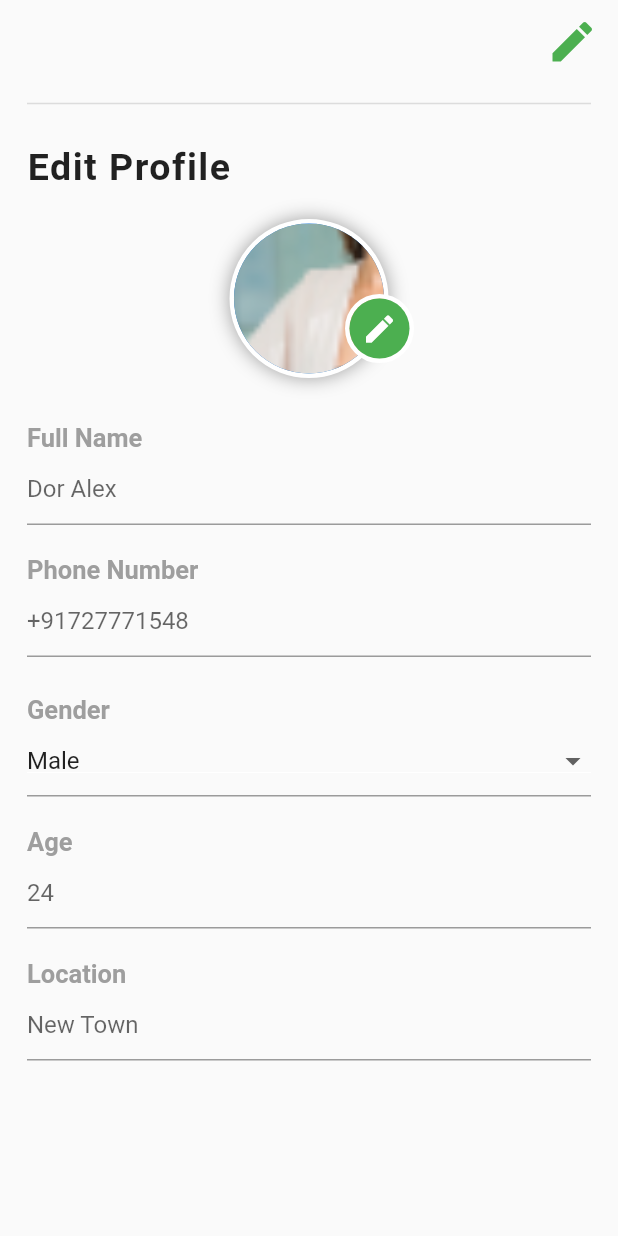
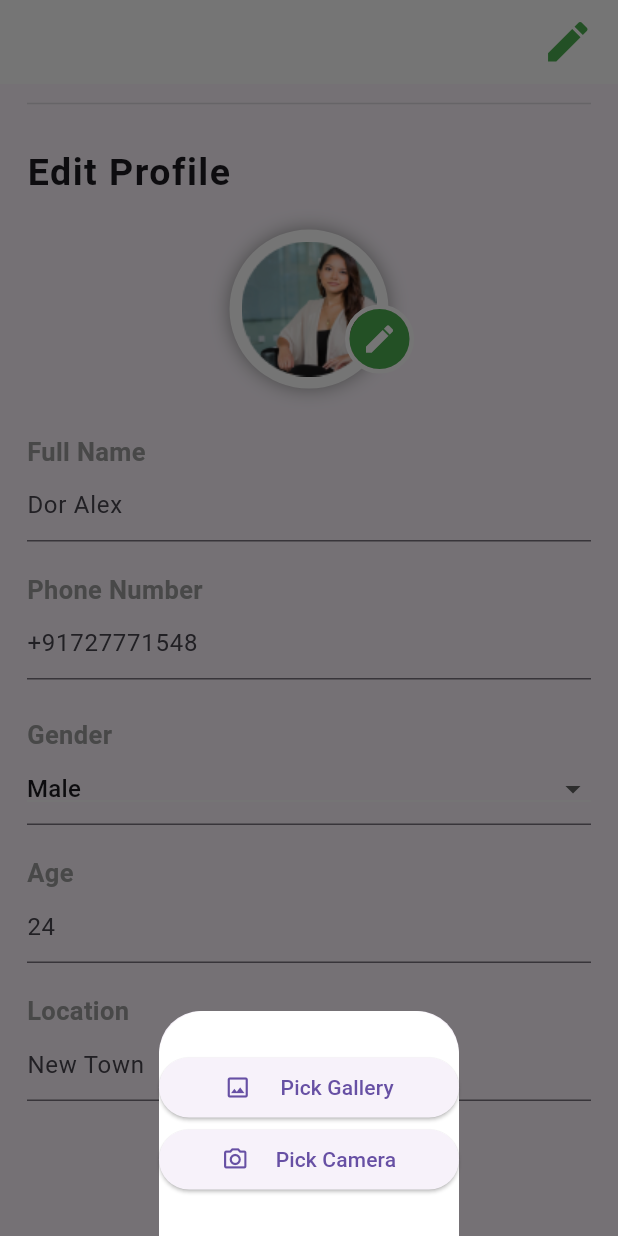
Before and after one commit to vivekforflutter/edit_login, a Flutter app: the screen it shows after launch, after a tap on the "edit" icon, on a phone screen of 412 x 824 dp. Run offline on Flutter 3.47's test engine with Material 2 defaults, Android fonts, the phone set to English and light mode, and no system bars; our stand-ins replace image_picker.

Commit message:
image_picker_done

```diff
--- a/lib/main.dart
+++ b/lib/main.dart
@@ -8,14 +8,13 @@ void main() {
 class MyApp extends StatelessWidget {
   const MyApp({super.key});
 
-  // This widget is the root of your application.
   @override
   Widget build(BuildContext context) {
     return MaterialApp(
       debugShowCheckedModeBanner: false,
       title: 'Flutter Demo',
       theme: ThemeData(
-        // useMaterial3: true,
+        useMaterial3: true,
         primarySwatch: Colors.blue,
       ),
       home: const LoginScreen(),
--- a/lib/screen/login_screen.dart
+++ b/lib/screen/login_screen.dart
@@ -1,6 +1,16 @@
+
+
+// ignore_for_file: constant_identifier_names
+
+
+
+
+import 'dart:io';
 
 import 'package:flutter/material.dart';
-import 'package:flutter_switch/flutter_switch.dart';
+import 'package:flutter/services.dart';
+
+import 'package:image_picker/image_picker.dart';
 enum Gender{
   Male,
   Female
@@ -14,24 +24,32 @@ class LoginScreen extends StatefulWidget {
 }
 
 bool isSwitchOn = true;
-bool isSwitched = true;
+bool isSwitched = false;
+bool isEnabled = false;
 
 class _LoginScreenState extends State<LoginScreen> {
+
+
   final nameController = TextEditingController();
   final phoneController = TextEditingController();
   final gendercontroller = TextEditingController();
   final ageController = TextEditingController();
   final locationController = TextEditingController();
+
+
   Gender gender = Gender.Male;
   bool enableEdit = false;
   bool isShow = true;
   String selectedDate = "";
+  File? uploadImage;
+
   @override
   Widget build(BuildContext context) {
     return Scaffold(
       bottomNavigationBar: enableEdit
           ? Padding(
               padding: const EdgeInsets.all(20),
+
               child: Row(
                 mainAxisAlignment: MainAxisAlignment.spaceAround,
                 children: const [
@@ -50,7 +68,7 @@ class _LoginScreenState extends State<LoginScreen> {
             )
           : null,
       appBar: AppBar(
-        backgroundColor: Colors.transparent,
+        backgroundColor: Colors.white,
         elevation: 0,
         actions: [
           Padding(
@@ -110,10 +128,16 @@ class _LoginScreenState extends State<LoginScreen> {
                                   )
                             ],
                           ),
-                          child: const CircleAvatar(
-                            radius: 50,
-                            backgroundImage:
-                                AssetImage('assets/images/emmanda.png',),
+                          child:  Container(
+                            clipBehavior: Clip.antiAliasWithSaveLayer,
+                            height: 100,
+                            width: 120,
+                            decoration: const BoxDecoration(
+                              shape: BoxShape.circle
+                            ),
+                            child: uploadImage == null
+                                ? Image.asset('assets/images/emmanda.png') // set a placeholder image when no photo is set
+                                : Image.file(uploadImage!,fit: BoxFit.cover,),
                           ),
                         ),
                         Positioned(
@@ -125,7 +149,10 @@ class _LoginScreenState extends State<LoginScreen> {
                                 shape: BoxShape.circle,
                               ),
                               child: InkWell(
-                                onTap: () {},
+                                onTap: () {
+                                  _modalBottomSheetMenu();
+
+                                },
                                 child: const CircleAvatar(
                                   backgroundColor: Colors.green,
                                   child: Icon(
@@ -254,6 +281,77 @@ class _LoginScreenState extends State<LoginScreen> {
       ),
     );
   }
+  void _modalBottomSheetMenu(){
+    showModalBottomSheet(
+        context: context,
+        builder: (builder){
+          return  Container(
+            height: 150.0,
+            color: Colors.transparent, //could change this to Color(0xFF737373),
+            //so you don't have to change MaterialApp canvasColor
+            child:  Container(
+                decoration:  const BoxDecoration(
+                    color: Colors.white,
+                    borderRadius:  BorderRadius.only(
+                        topLeft: Radius.circular(30.0),
+                        topRight: Radius.circular(30.0))),
+              child: Column(
+                mainAxisAlignment: MainAxisAlignment.center,
+                children: [
+                  SizedBox(
+                    width: 200,
+                    child: ElevatedButton(
+                        onPressed: () {
+                          pickImage(source:ImageSource.gallery);
+                          Navigator.pop(context);
+                        },
+                        child: Row(
+                          mainAxisAlignment: MainAxisAlignment.spaceEvenly,
+                          children: const [
+                            Icon(Icons.image_outlined),
+                            Text("Pick Gallery"),
+                          ],
+                        )),
+                  ),
+                  SizedBox(
+                    width: 200,
+                    child: ElevatedButton(
+                        onPressed: () {
+                          pickImage(source: ImageSource.camera);
+                          Navigator.pop(context);
+                        },
+                        child: Row(
+                          mainAxisAlignment: MainAxisAlignment.spaceEvenly,
+                          children: const [
+                            Icon(Icons.camera_alt_outlined),
+                            Text("Pick Camera"),
+                          ],
+                        )),
+                  ),
+                ],
+              ),
+              ),
+          );
+        }
+    );
+  }
+
+
+
+  Future pickImage( {required ImageSource source}) async {
+    try {
+      final image = await ImagePicker().pickImage(source: source);
+      if(image == null) return;
+      setState(() {
+        uploadImage = File(image.path);
+      });
+    } on PlatformException catch(e) {
+      print('Failed to pick image: $e');
+    }
+  }
+
+
+
 
 ///-------------------Function to open calender and calculate age---------------------///
 
@@ -387,6 +485,34 @@ class CustomNotification extends StatefulWidget {
 }
 
 class _CustomNotificationState extends State<CustomNotification> {
+  void toggleSwitch(bool value) {
+    if(isSwitched == false)
+    {
+      setState(() {
+        isSwitched = true;
+      });
+    }
+    else
+    {
+      setState(() {
+        isSwitched = false;
+      });
+    }
+  }
+  void toggleMaterial(bool value) {
+    if(isEnabled == false)
+    {
+      setState(() {
+        isEnabled = true;
+      });
+    }
+    else
+    {
+      setState(() {
+        isEnabled = false;
+      });
+    }
+  }
   @override
   Widget build(BuildContext context) {
     return Column(
@@ -405,17 +531,13 @@ class _CustomNotificationState extends State<CustomNotification> {
               widget.subTitle1,
               style: TextStyle(fontSize: 17, color: Colors.grey.withOpacity(1)),
             ),
-            FlutterSwitch(
-              value: isSwitchOn,
-              activeColor: Colors.green,
-              height: 25,
-              width: 45,
-              onToggle: (value) {
-                setState(() {
-                  isSwitchOn = value;
-                });
-              },
-            ),
+            Switch(
+              onChanged: toggleMaterial,
+              value: isEnabled,
+              activeColor: Colors.white,
+              activeTrackColor: Colors.green,
+              inactiveThumbColor: Colors.redAccent,
+              inactiveTrackColor: Colors.black,)
           ],
         ),
         const SizedBox(
@@ -428,17 +550,13 @@ class _CustomNotificationState extends State<CustomNotification> {
               widget.subTitle2,
               style: TextStyle(fontSize: 17, color: Colors.grey.withOpacity(1)),
             ),
-            FlutterSwitch(
+            Switch(
+              onChanged: toggleSwitch,
               value: isSwitched,
-              activeColor: Colors.green,
-              height: 25,
-              width: 45,
-              onToggle: (value) {
-                setState(() {
-                  isSwitched = value;
-                });
-              },
-            ),
+              activeColor: Colors.white,
+              activeTrackColor: Colors.green,
+              inactiveThumbColor: Colors.redAccent,
+              inactiveTrackColor: Colors.black,)
           ],
         ),
       ],
--- a/pubspec.yaml
+++ b/pubspec.yaml
@@ -31,7 +31,7 @@ environment:
 dependencies:
   flutter:
     sdk: flutter
-  flutter_switch: ^0.3.2
+  image_picker: ^0.8.6+1
 
 
 
```
Also changed, not shown: pubspec.lock.
